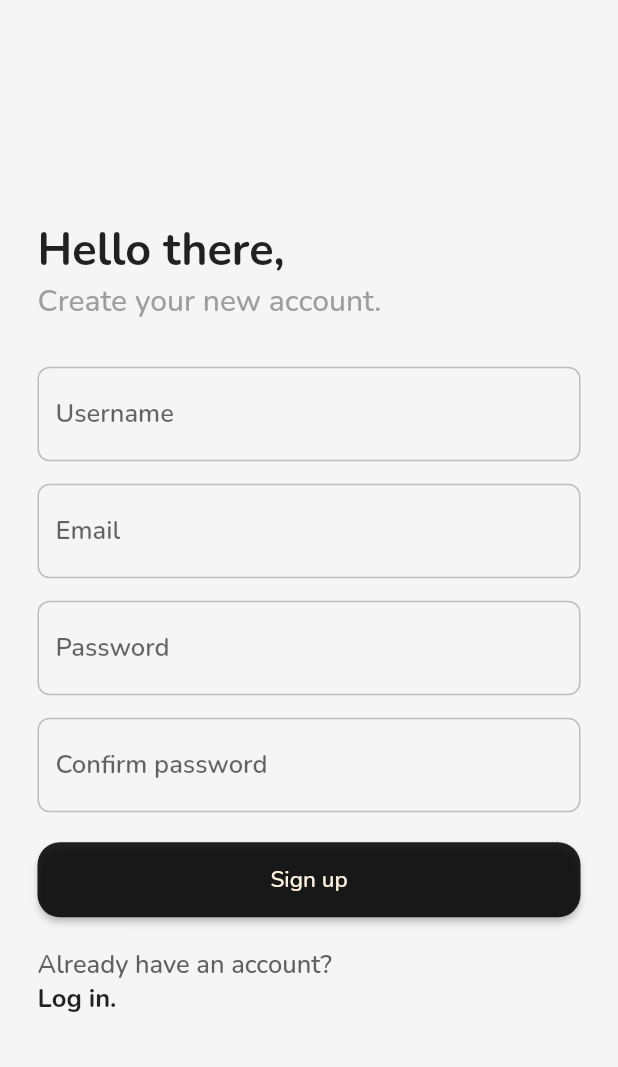
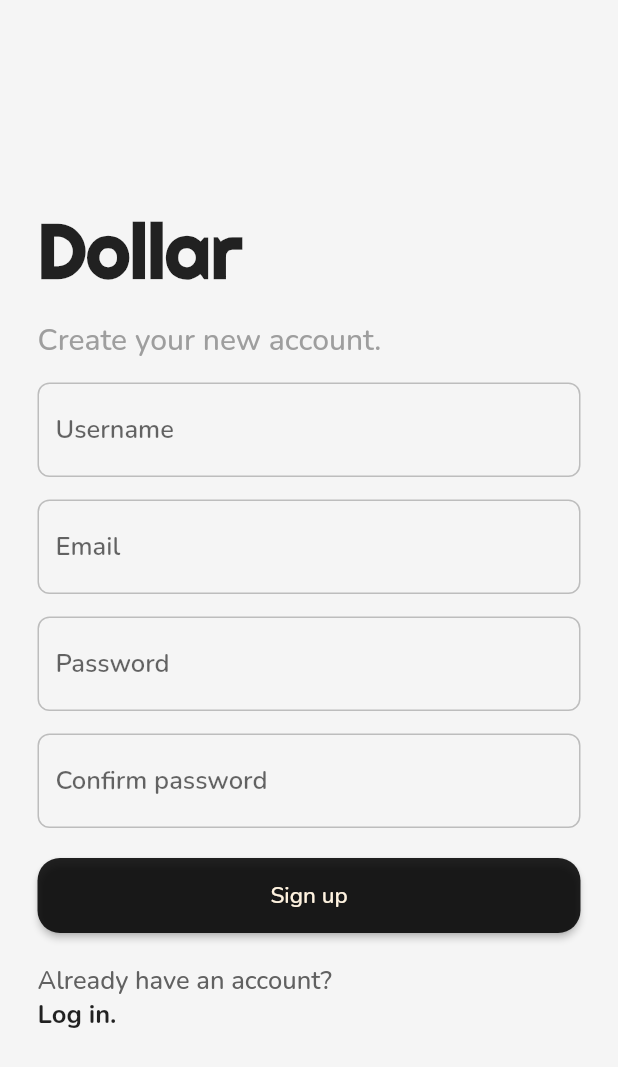
Before and after one commit to nathalie7890/dollarsapp, a Flutter app: the screen it shows after launch, after a tap on "Log in", after a tap on "Create one.", on a phone screen of 412 x 824 dp. Shown: the top 1067 px of the screen. Run offline on Flutter 3.47's test engine with Material 2 defaults, Android fonts, the phone set to English and light mode, and no system bars; our stand-ins replace cloud_firestore, firebase_auth, firebase_core, firebase_storage, flutter_spinkit, fluttertoast and 8 more; missing offline and left inert: dart:ffi, flutter_scroll_to_top; accounts and stored records are empty.

```diff
--- a/lib/ui/home.dart
+++ b/lib/ui/home.dart
@@ -1,3 +1,4 @@
+import 'package:dollar_app/ui/home_tabs/invest.dart';
 import 'package:heroicons/heroicons.dart';
 import 'package:flutter/material.dart';
 import "package:go_router/go_router.dart";
@@ -92,7 +93,7 @@ class _HomeState extends State<Home> with SingleTickerProviderStateMixin {
                   tabState: tabState,
                 ),
                 const SizedBox(),
-                const News(),
+                const Invest(),
                 const Profile()
               ]),
         ),
@@ -156,7 +157,7 @@ class _HomeState extends State<Home> with SingleTickerProviderStateMixin {
               const Tab(
                 child: Align(
                   alignment: Alignment.center,
-                  child: HeroIcon(HeroIcons.newspaper, size: 27),
+                  child: HeroIcon(HeroIcons.currencyDollar, size: 27),
                 ),
               ),
 
--- a/lib/ui/login.dart
+++ b/lib/ui/login.dart
@@ -98,10 +98,21 @@ class _LoginState extends State<Login> with SingleTickerProviderStateMixin {
               crossAxisAlignment: CrossAxisAlignment.start,
               mainAxisAlignment: MainAxisAlignment.center,
               children: [
-                nunitoText("Welcome back,", 30, FontWeight.bold, primary),
-                nunitoText("Login to your account.", 20, FontWeight.w500,
-                    Colors.grey.shade500),
-                const SizedBox(height: 30),
+                Text(
+                  "Dollar",
+                  softWrap: true,
+                  maxLines: 2,
+                  style: GoogleFonts.righteous(
+                    fontSize: 50,
+                    fontWeight: FontWeight.bold,
+                    color: primary,
+                  ),
+                ),
+                const SizedBox(height: 15),
+                // nunitoText("Welcome back,", 30, FontWeight.bold, primary),
+                nunitoText("Login to your account.", 18, FontWeight.w500,
+                    Colors.grey.shade600),
+                const SizedBox(height: 16),
 
                 // email
                 _loginInput("Email", _email, false),
--- a/lib/ui/register.dart
+++ b/lib/ui/register.dart
@@ -120,10 +120,21 @@ class _RegisterState extends State<Register>
                 crossAxisAlignment: CrossAxisAlignment.start,
                 mainAxisAlignment: MainAxisAlignment.center,
                 children: [
-                  nunitoText("Hello there,", 30, FontWeight.bold, primary),
+                  Text(
+                    "Dollar",
+                    softWrap: true,
+                    maxLines: 2,
+                    style: GoogleFonts.righteous(
+                      fontSize: 50,
+                      fontWeight: FontWeight.bold,
+                      color: primary,
+                    ),
+                  ),
+                  const SizedBox(height: 15),
+                  // nunitoText("Hello there,", 30, FontWeight.bold, primary),
                   nunitoText("Create your new account.", 20, FontWeight.w500,
                       Colors.grey.shade500),
-                  const SizedBox(height: 30),
+                  const SizedBox(height: 15),
 
                   // username
                   _loginInput("Username", _username, false),
```
Also changed, not shown: lib/ui/home_tabs/invest.dart (added, +89 -0 lines).
